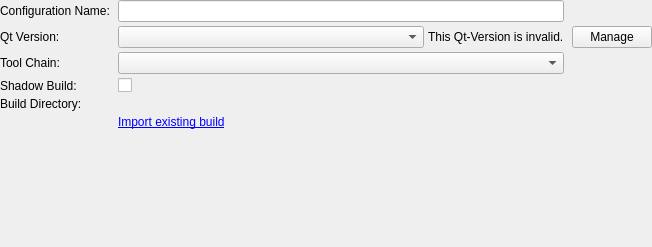
First picture: the form in src/plugins/qt4projectmanager/qt4projectconfigwidget.ui, repository qt-creator/qt-creator, before the edit.
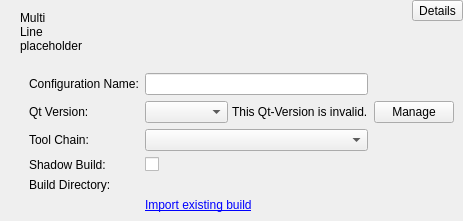
Second picture: the form after the edit. Custom widgets are drawn as their Qt base class.

```diff
--- a/src/plugins/qt4projectmanager/qt4projectconfigwidget.ui
+++ b/src/plugins/qt4projectmanager/qt4projectconfigwidget.ui
@@ -6,25 +6,49 @@
    <rect>
     <x>0</x>
     <y>0</y>
-    <width>652</width>
-    <height>247</height>
+    <width>463</width>
+    <height>221</height>
    </rect>
   </property>
   <layout class="QVBoxLayout" name="verticalLayout">
    <property name="spacing">
     <number>0</number>
    </property>
-   <property name="margin">
+   <property name="leftMargin">
+    <number>20</number>
+   </property>
+   <property name="topMargin">
     <number>0</number>
    </property>
+   <property name="rightMargin">
+    <number>0</number>
+   </property>
+   <property name="bottomMargin">
+    <number>0</number>
+   </property>
    <item>
+    <layout class="QGridLayout" name="gridLayout_2">
+     <item row="0" column="0" rowspan="2">
+      <widget class="QLabel" name="titleLabel">
+       <property name="text">
+        <string>Multi
+Line
+placeholder</string>
+       </property>
+      </widget>
+     </item>
+     <item row="0" column="1">
+      <widget class="QToolButton" name="detailsButton">
+       <property name="text">
+        <string>Details</string>
+       </property>
+      </widget>
+     </item>
+    </layout>
+   </item>
+   <item>
+    <widget class="QWidget" name="detailsWidget" native="true">
     <layout class="QGridLayout" name="gridLayout">
-     <property name="horizontalSpacing">
-      <number>8</number>
-     </property>
-     <property name="verticalSpacing">
-      <number>4</number>
-     </property>
      <item row="0" column="0">
       <widget class="QLabel" name="nameLabel">
        <property name="text">
@@ -130,7 +154,7 @@
       </widget>
      </item>
      <item row="4" column="1">
-      <widget class="Core::Utils::PathChooser" name="shadowBuildDirEdit">
+       <widget class="Core::Utils::PathChooser" name="shadowBuildDirEdit" native="true">
        <property name="sizePolicy">
         <sizepolicy hsizetype="Expanding" vsizetype="Preferred">
          <horstretch>0</horstretch>
@@ -150,19 +174,7 @@
       </widget>
      </item>
     </layout>
-   </item>
-   <item>
-    <spacer name="verticalSpacer">
-     <property name="orientation">
-      <enum>Qt::Vertical</enum>
-     </property>
-     <property name="sizeHint" stdset="0">
-      <size>
-       <width>20</width>
-       <height>40</height>
-      </size>
-     </property>
-    </spacer>
+    </widget>
    </item>
   </layout>
  </widget>
```
Lines whose indentation alone changed are shown as unchanged.
